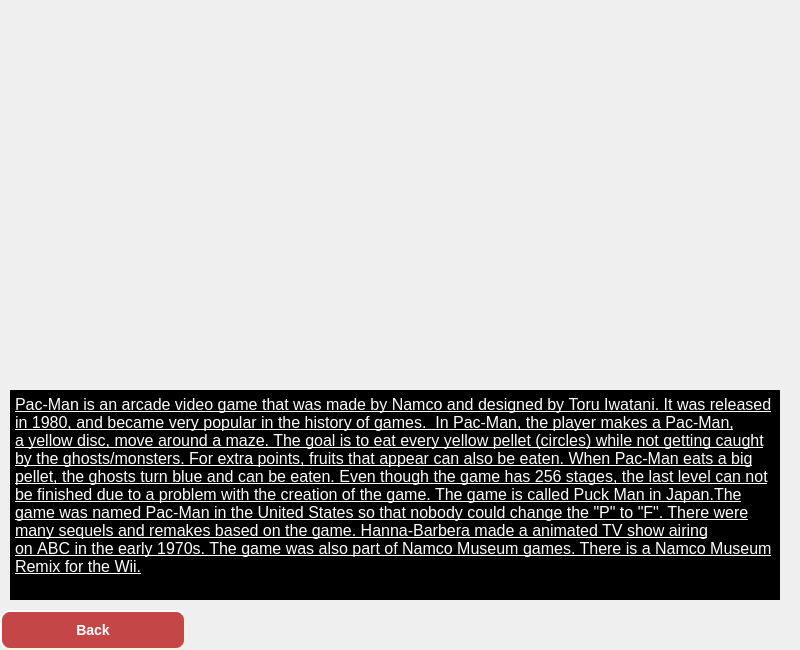
This is GUI/About.ui in Gulkanyan/Pac-Man as Qt 5 draws it before an edit. The edited form follows.
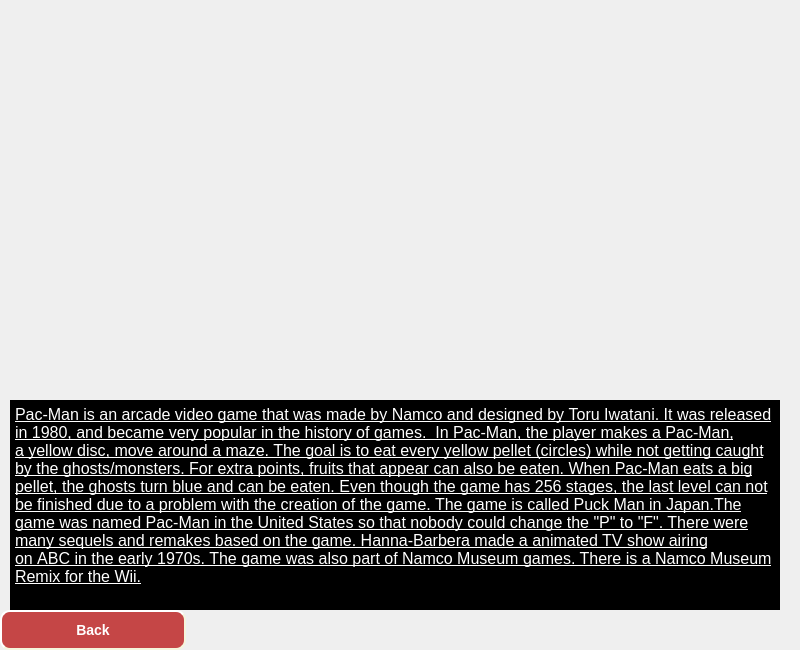
This is the edited form.

Diff of the .ui file:
```diff
--- a/GUI/About.ui
+++ b/GUI/About.ui
@@ -46,7 +46,7 @@
     <property name="geometry">
      <rect>
       <x>10</x>
-      <y>390</y>
+      <y>400</y>
       <width>770</width>
       <height>210</height>
      </rect>
```
